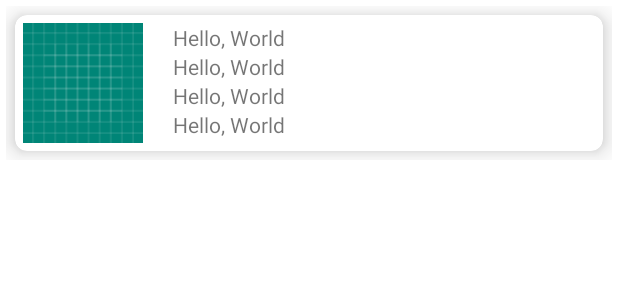
After one commit to Azim87/client, an Android app: the layout item_trips.xml on its own in the app's theme, with its tools: preview values and no code run, on a phone screen of 412 x 824 dp. The commit adds this screen. Shown: the top 300 px of the screen. Run offline under Robolectric (Android 15) with nearby library versions, the phone set to English and light mode, and no system bars.

Commit message:
RecyclerView on trip click by position added

```diff
--- a/app/src/main/java/com/kubatov/client/data/RemoteDriversDataSource/DriversRemoteData.java
+++ b/app/src/main/java/com/kubatov/client/data/RemoteDriversDataSource/DriversRemoteData.java
@@ -17,9 +17,9 @@ public class DriversRemoteData implements IDriversRemoteData {
         db.collection(TRIP)
                 .get()
                 .addOnSuccessListener(snapshots -> {
-                    List<Trip> types = snapshots.toObjects(Trip.class);
+                    List<Trip> trips = snapshots.toObjects(Trip.class);
                     tripList.clear();
-                    tripList.addAll(types);
+                    tripList.addAll(trips);
                     callback.onSuccess(tripList);
                 }).addOnFailureListener(e -> {
         });
--- a/app/src/main/java/com/kubatov/client/data/repository/ClientRepository.java
+++ b/app/src/main/java/com/kubatov/client/data/repository/ClientRepository.java
@@ -4,13 +4,11 @@ import androidx.annotation.Nullable;
 
 import com.kubatov.client.data.RemoteDriversDataSource.DriversRemoteData;
 import com.kubatov.client.model.Trip;
-
 import java.util.List;
 
 public class ClientRepository implements IClientRepository {
     @Nullable
     private DriversRemoteData mDriversRemoteData;
-
 
     public ClientRepository(@Nullable DriversRemoteData driversRemoteData) {
         mDriversRemoteData = driversRemoteData;
@@ -30,8 +28,6 @@ public class ClientRepository implements IClientRepository {
                     clientCallback.onFailure(new Exception("error"));
                 }
             });
-
         }
-
     }
 }
--- /dev/null
+++ b/app/src/main/java/com/kubatov/client/ui/fragmentOne/OnTripItemClickListener.java
@@ -0,0 +1,5 @@
+package com.kubatov.client.ui.fragmentOne;
+
+public interface OnTripItemClickListener {
+    void onTripClick(int position);
+}
--- a/app/src/main/res/layout/fragment_one.xml
+++ b/app/src/main/res/layout/fragment_one.xml
@@ -22,7 +22,9 @@
                 android:layout_height="wrap_content"
                 android:background="@color/colorForwardButton"
                 android:padding="20dp"
-                android:text="Поиск"
+                android:text="Поиск машины"
+                android:textAlignment="center"
+                android:textColor="@color/colorWhite"
                 app:layout_constraintLeft_toLeftOf="parent"
                 app:layout_constraintRight_toRightOf="parent"
                 app:layout_constraintTop_toTopOf="parent" />
--- /dev/null
+++ b/app/src/main/res/layout/item_trips.xml
@@ -0,0 +1,64 @@
+<?xml version="1.0" encoding="utf-8"?>
+<RelativeLayout xmlns:android="http://schemas.android.com/apk/res/android"
+    xmlns:app="http://schemas.android.com/apk/res-auto"
+    android:layout_width="match_parent"
+    android:layout_height="wrap_content"
+    android:padding="4dp">
+
+    <androidx.cardview.widget.CardView
+        android:id="@+id/card_view"
+        android:layout_width="match_parent"
+        android:layout_height="wrap_content"
+        android:layout_margin="6dp"
+        app:cardCornerRadius="8dp"
+        app:cardElevation="10dp">
+
+        <RelativeLayout
+            android:layout_width="match_parent"
+            android:layout_height="match_parent"
+            android:padding="5dp">
+
+            <ImageView
+                android:id="@+id/trip_image"
+                android:src="@drawable/ic_launcher_background"
+                android:layout_marginEnd="20dp"
+                android:layout_width="80dp"
+                android:layout_height="80dp" />
+
+            <TextView
+                android:id="@+id/text_view_to"
+                android:layout_toEndOf="@+id/trip_image"
+                android:layout_width="wrap_content"
+                android:layout_height="wrap_content"
+                android:layout_gravity="center"
+                android:text="Hello, World" />
+
+            <TextView
+                android:id="@+id/text_view_from"
+                android:layout_toEndOf="@+id/trip_image"
+                android:layout_width="wrap_content"
+                android:layout_height="wrap_content"
+                android:layout_below="@+id/text_view_to"
+                android:layout_gravity="center"
+                android:text="Hello, World" />
+
+            <TextView
+                android:id="@+id/text_view_price"
+                android:layout_toEndOf="@+id/trip_image"
+                android:layout_width="wrap_content"
+                android:layout_height="wrap_content"
+                android:layout_below="@+id/text_view_from"
+                android:layout_gravity="center"
+                android:text="Hello, World" />
+
+            <TextView
+                android:id="@+id/text_view_date"
+                android:layout_toEndOf="@+id/trip_image"
+                android:layout_width="wrap_content"
+                android:layout_height="wrap_content"
+                android:layout_below="@+id/text_view_price"
+                android:layout_gravity="center"
+                android:text="Hello, World" />
+        </RelativeLayout>
+    </androidx.cardview.widget.CardView>
+</RelativeLayout>
```
Also changed, not shown: app/src/main/java/com/kubatov/client/ui/fragmentOne/DriversRecyclerAdapter.java (+32 -17 lines), app/src/main/java/com/kubatov/client/ui/fragmentOne/SimpleFragmentOne.java (+7 -5 lines), app/src/main/res/layout/item_drivers_order.xml (deleted, +0 -53 lines).
